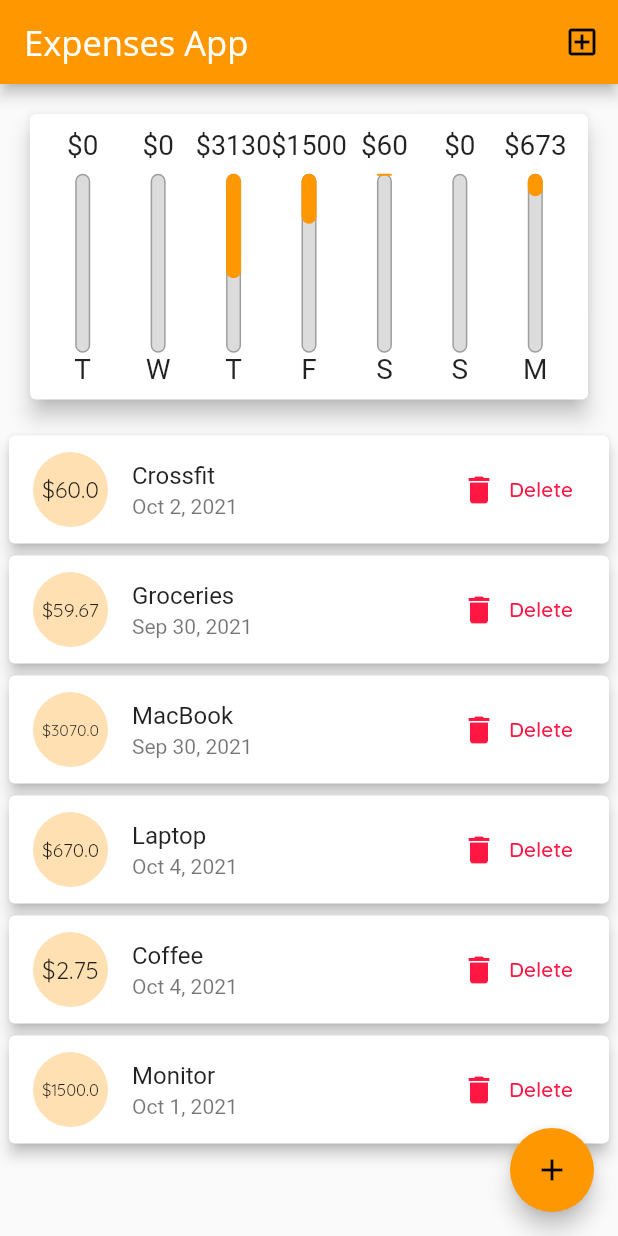
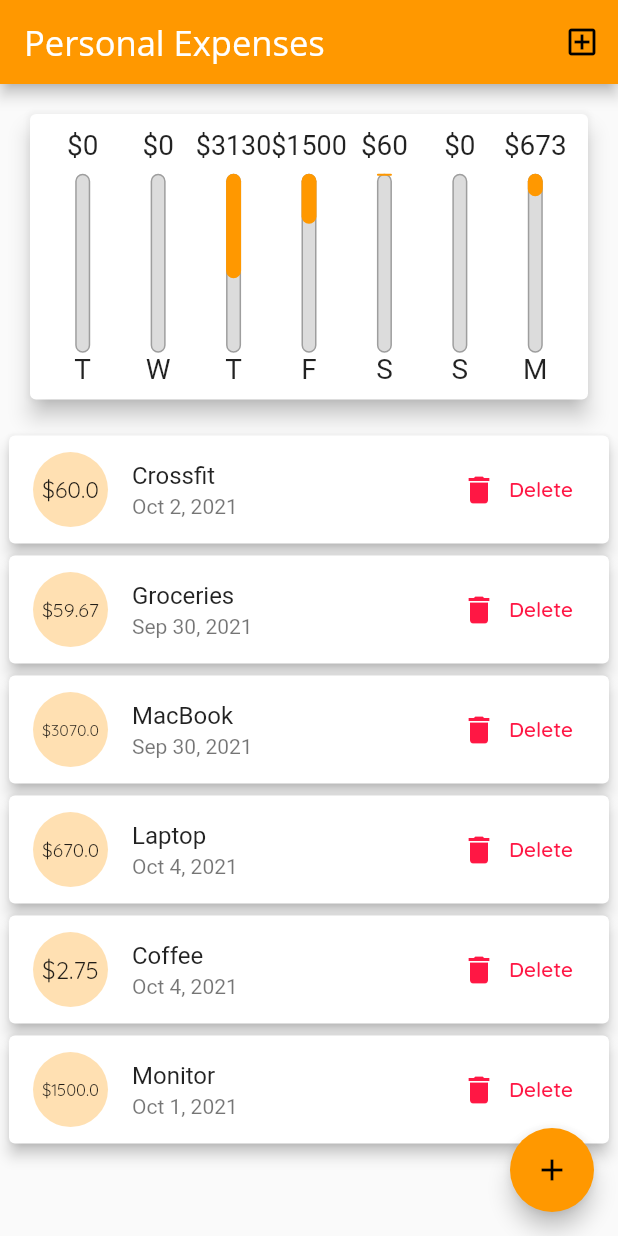
Before and after one commit to nikoioann/expenses, a Flutter app: the screen it shows after launch, on a phone screen of 412 x 824 dp. Run offline on Flutter 3.47's test engine with Material 2 defaults, Android fonts, the phone set to English and light mode, and no system bars.

Commit message:
cupertino

```diff
--- a/lib/main.dart
+++ b/lib/main.dart
@@ -1,5 +1,9 @@
+import 'dart:io';
+
 import 'package:expenses/widgets/transaction_list.dart';
 import 'package:flutter/material.dart';
+import 'package:flutter/cupertino.dart';
+
 import './widgets/new_transaction.dart';
 import './models/transaction.dart';
 import './widgets/chart.dart';
@@ -119,15 +123,32 @@ class _MyHomePageState extends State<MyHomePage> {
     final mediaQuery = MediaQuery.of(context);
 
     final isLandscape = mediaQuery.orientation == Orientation.landscape;
-    final appBar = AppBar(
-      title: Text('Expenses App'),
-      actions: [
-        IconButton(
-          onPressed: () => _startAddNewTransaction(context),
-          icon: Icon(Icons.add_box_outlined),
-        ),
-      ],
-    );
+    final PreferredSizeWidget appBar = Platform.isIOS
+        ? CupertinoNavigationBar(
+            middle: Text(
+              'Personal Expenses',
+            ),
+            trailing: Row(
+              mainAxisSize: MainAxisSize.min,
+              children: [
+                GestureDetector(
+                  child: Icon(CupertinoIcons.add),
+                  onTap: () => _startAddNewTransaction(context),
+                )
+              ],
+            ),
+          )
+        : AppBar(
+            title: Text(
+              'Personal Expenses',
+            ),
+            actions: [
+              IconButton(
+                icon: Icon(Icons.add_box_outlined),
+                onPressed: () => _startAddNewTransaction(context),
+              ),
+            ],
+          ) as PreferredSizeWidget;
 
     var transactionList = Container(
       height: (mediaQuery.size.height -
```
